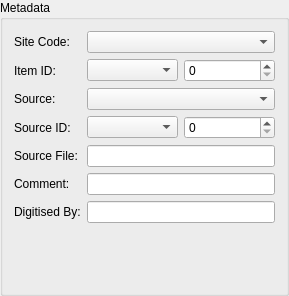
Before: the Qt Designer form src/metadata_widget_base.ui in lparchaeology/ArkPlan, drawn with Qt 5.
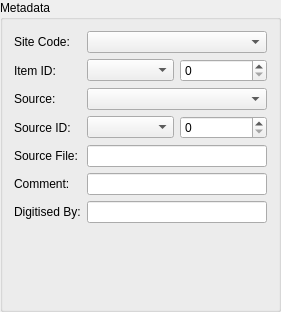
After: the same form once the commit is applied.

```diff
--- a/src/metadata_widget_base.ui
+++ b/src/metadata_widget_base.ui
@@ -6,10 +6,16 @@
    <rect>
     <x>0</x>
     <y>0</y>
-    <width>289</width>
-    <height>296</height>
+    <width>281</width>
+    <height>312</height>
    </rect>
   </property>
+  <property name="sizePolicy">
+   <sizepolicy hsizetype="Preferred" vsizetype="Minimum">
+    <horstretch>0</horstretch>
+    <verstretch>0</verstretch>
+   </sizepolicy>
+  </property>
   <property name="windowTitle">
    <string>Metadata</string>
   </property>
```
